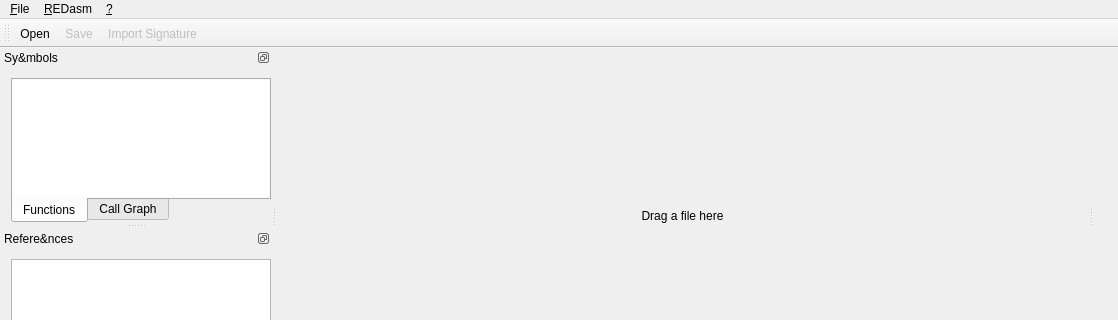
Qt form mainwindow.ui (REDasmOrg/REDasm) before a commit; both pictures show x 0 to 1118 and y 0 to 320 of the 1118 by 661 pixel window.
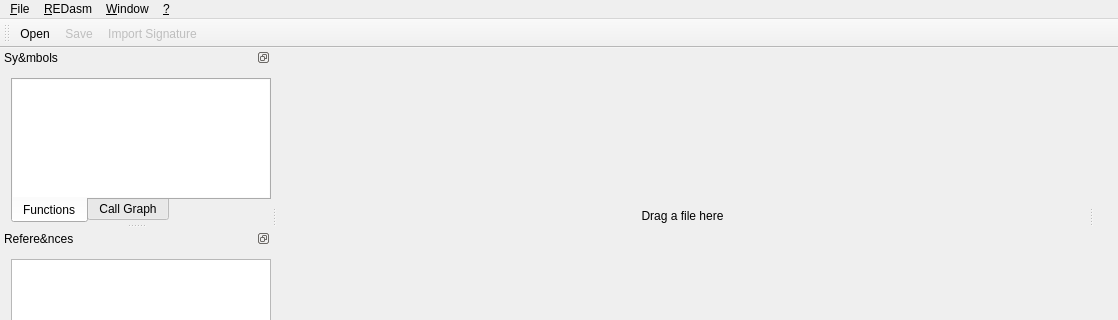
The same form after that commit. Icons and pictures are not drawn. Custom widgets are drawn as their Qt base class.

Commit message: MainWindow: Improved docking implementation

Diff of the .ui file:
```diff
--- a/mainwindow.ui
+++ b/mainwindow.ui
@@ -119,8 +119,15 @@
     </property>
     <addaction name="action_About_REDasm"/>
    </widget>
+   <widget class="QMenu" name="menu_Window">
+    <property name="title">
+     <string>&amp;Window</string>
+    </property>
+    <addaction name="action_Reset_Layout"/>
+   </widget>
    <addaction name="menu_File"/>
    <addaction name="menu_REDasm"/>
+   <addaction name="menu_Window"/>
    <addaction name="menu"/>
   </widget>
   <widget class="QToolBar" name="toolBar">
```
Left out of the diff: 5 changed lines with no effect on the pictures. The commit also changes 4 other files.
